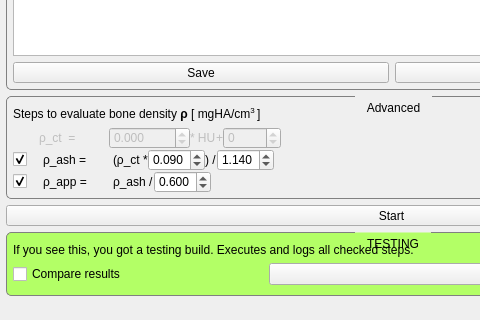
This is src/internal/MaterialMappingViewControls.ui in araex/mitk-gem as Qt 5 draws it before an edit; both pictures show x 0 to 480 and y 239 to 559 of the 783 by 748 pixel window. The edited form follows.
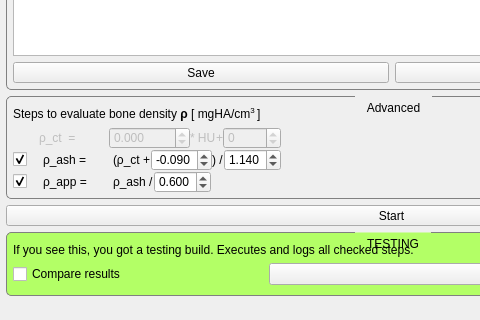
This is the edited form. Custom widgets are drawn as their Qt base class.

Diff of the .ui file:
```diff
--- a/src/internal/MaterialMappingViewControls.ui
+++ b/src/internal/MaterialMappingViewControls.ui
@@ -494,7 +494,7 @@
                 <item>
                  <widget class="QLabel" name="label_13">
                   <property name="text">
-                   <string>(ρ_ct *</string>
+                   <string>(ρ_ct +</string>
                   </property>
                  </widget>
                 </item>
@@ -504,7 +504,7 @@
                    <number>3</number>
                   </property>
                   <property name="minimum">
-                   <double>0.000000000000000</double>
+                   <double>-9.000000000000000</double>
                   </property>
                   <property name="maximum">
                    <double>9.000000000000000</double>
@@ -513,7 +513,7 @@
                    <double>0.010000000000000</double>
                   </property>
                   <property name="value">
-                   <double>0.090000000000000</double>
+                   <double>-0.090000000000000</double>
                   </property>
                  </widget>
                 </item>
```
Left out of the diff: 4 changed lines with no effect on the pictures.
